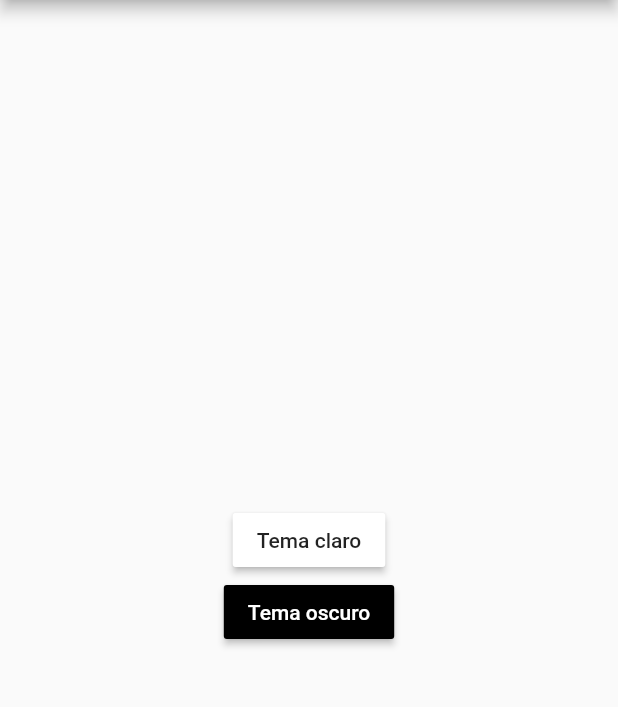
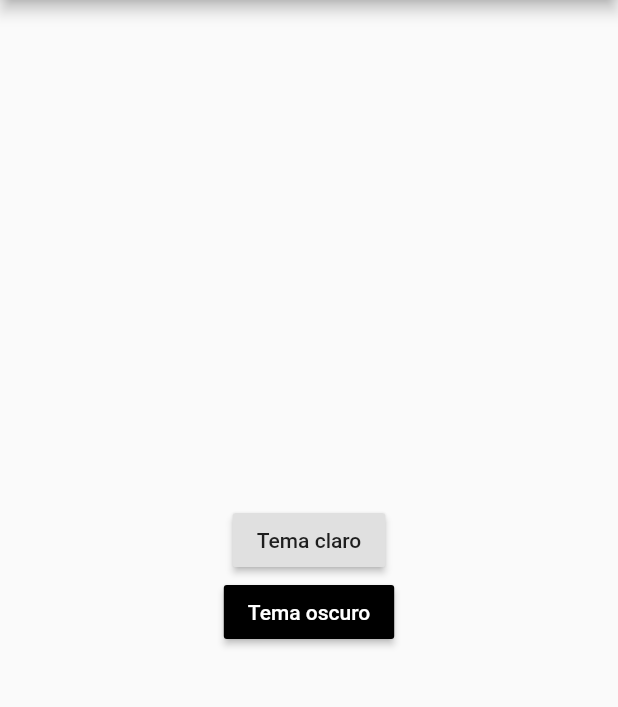
Before and after one commit to williamTerrones/flutter-getx-preferences-theme, a Flutter app: the screen it shows after launch, after a tap on "Tema claro", on a phone screen of 412 x 824 dp, the part 84-791 px from its top. Run offline on Flutter 3.47's test engine with Material 2 defaults, Android fonts, the phone set to English and light mode, and no system bars; our stand-ins replace get, shared_preferences.

Commit message:
[add] loader

```diff
--- /dev/null
+++ b/lib/bindings/splash_binding.dart
@@ -0,0 +1,10 @@
+import 'package:get/get.dart';
+import 'package:getxdarktheme/controllers/home_controller.dart';
+import 'package:getxdarktheme/controllers/splash_controller.dart';
+
+class SplashBinding implements Bindings {
+  @override
+  void dependencies() {
+    Get.lazyPut(() => SplashController());
+  }
+}
--- /dev/null
+++ b/lib/controllers/splash_controller.dart
@@ -0,0 +1,26 @@
+import 'package:flutter/material.dart';
+import 'package:get/get.dart';
+import 'package:getxdarktheme/pages/home_page.dart';
+import 'package:getxdarktheme/services/theme_preferences_service.dart';
+
+class SplashController extends GetxController {
+  final ThemePreferencesservice _themePreferencesservice =
+      new ThemePreferencesservice();
+
+  @override
+  void onReady() async {
+    // TODO: implement onReady
+    super.onReady();
+
+    final String tema = await _themePreferencesservice.obtenerTema();
+
+    if (tema != null) {
+      if (tema == 'dark') {
+        Get.changeTheme(ThemeData.dark());
+      }
+    }
+
+    await Future.delayed(Duration(seconds: 2));
+    Get.off(HomePage());
+  }
+}
--- a/lib/global/controllers/theme_controller.dart
+++ b/lib/global/controllers/theme_controller.dart
@@ -5,20 +5,6 @@ import 'package:getxdarktheme/services/theme_preferences_service.dart';
 class ThemeController extends GetxController {
   final ThemePreferencesservice _themePreferencesservice =
       new ThemePreferencesservice();
-
-  @override
-  void onReady() async {
-    // TODO: implement onReady
-    super.onReady();
-
-    final String tema = await _themePreferencesservice.obtenerTema();
-
-    if (tema != null) {
-      if (tema == 'dark') {
-        Get.changeTheme(ThemeData.dark());
-      }
-    }
-  }
 
   void asignarTemaClaro() {
     Get.changeTheme(ThemeData.light());
--- a/lib/main.dart
+++ b/lib/main.dart
@@ -2,8 +2,10 @@ import 'package:flutter/material.dart';
 import 'package:get/route_manager.dart';
 import 'package:get/get.dart';
 import 'package:getxdarktheme/bindings/home_binding.dart';
+import 'package:getxdarktheme/bindings/splash_binding.dart';
 import 'package:getxdarktheme/global/controllers/theme_controller.dart';
 import 'package:getxdarktheme/pages/home_page.dart';
+import 'package:getxdarktheme/pages/splash_page.dart';
 
 void main() {
   runApp(MyApp());
@@ -20,8 +22,8 @@ class MyApp extends StatelessWidget {
         primarySwatch: Colors.blue,
         visualDensity: VisualDensity.adaptivePlatformDensity,
       ),
-      home: HomePage(),
-      initialBinding: HomeBinding(),
+      home: SplashPage(),
+      initialBinding: SplashBinding(),
     );
   }
 }
--- a/lib/pages/home_page.dart
+++ b/lib/pages/home_page.dart
@@ -20,7 +20,6 @@ class HomePage extends StatelessWidget {
               children: [
                 RaisedButton(
                   onPressed: themeController.asignarTemaClaro,
-                  color: Colors.white,
                   child: Text("Tema claro"),
                 ),
                 RaisedButton(
--- /dev/null
+++ b/lib/pages/splash_page.dart
@@ -0,0 +1,23 @@
+import 'package:flutter/material.dart';
+import 'package:get/state_manager.dart';
+import 'package:getxdarktheme/controllers/splash_controller.dart';
+
+class SplashPage extends StatelessWidget {
+  const SplashPage({Key key}) : super(key: key);
+
+  @override
+  Widget build(BuildContext context) {
+    return GetBuilder<SplashController>(
+      builder: (_) => Scaffold(
+        body: (Container(
+          color: Colors.white,
+          width: double.infinity,
+          height: double.infinity,
+          child: Center(
+            child: CircularProgressIndicator(),
+          ),
+        )),
+      ),
+    );
+  }
+}
```
